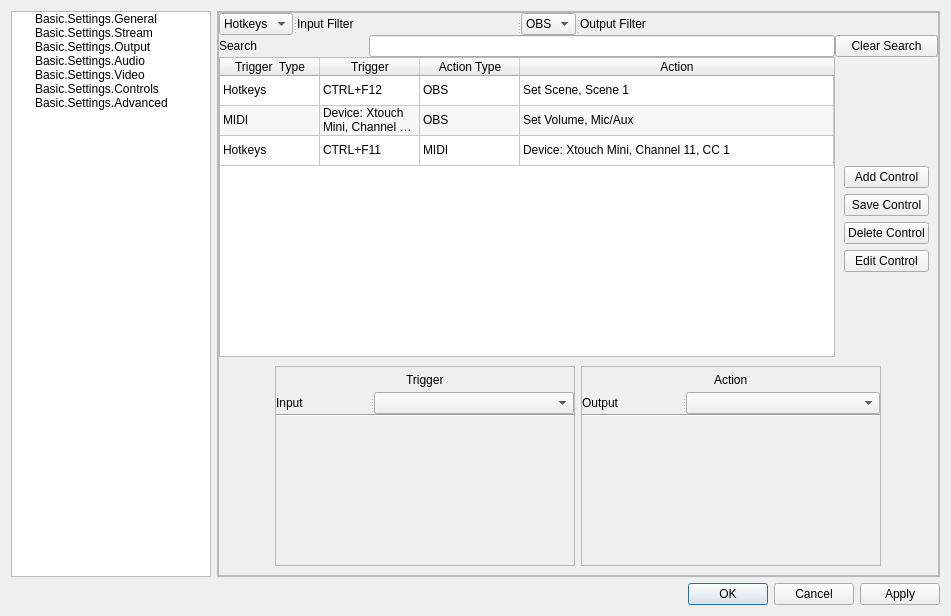
Above: UI/forms/OBSBasicSettings.ui from cpyarger/obs-studio before the change. Below: the same form after it.
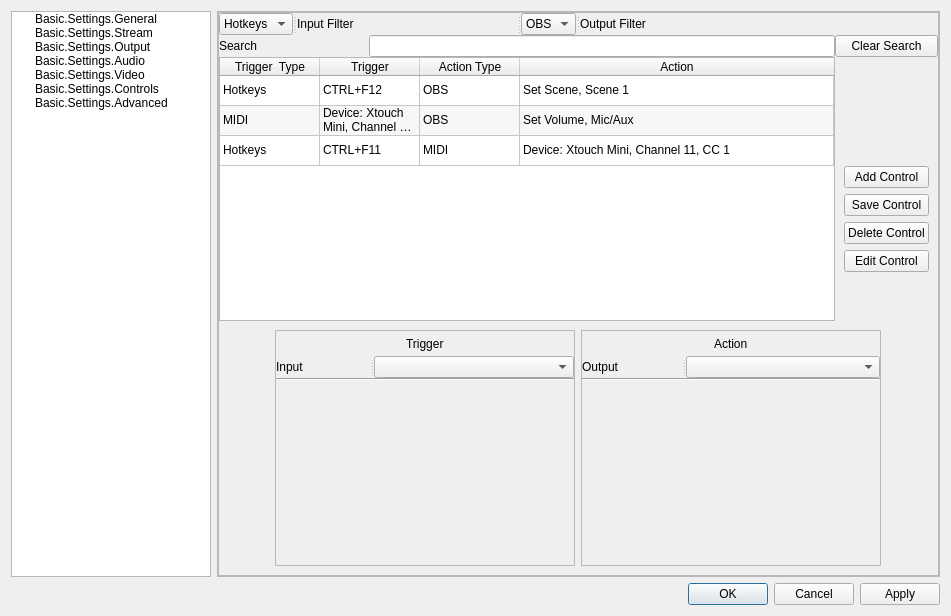
That is the form after the change. Icons and pictures are not drawn. Custom widgets are drawn as their Qt base class.

What changed in the file:
```diff
--- a/UI/forms/OBSBasicSettings.ui
+++ b/UI/forms/OBSBasicSettings.ui
@@ -4903,7 +4903,7 @@
                    <item>
                     <widget class="QFrame" name="InputFrame">
                      <property name="sizePolicy">
-                      <sizepolicy hsizetype="Preferred" vsizetype="Fixed">
+                      <sizepolicy hsizetype="Preferred" vsizetype="Preferred">
                        <horstretch>0</horstretch>
                        <verstretch>0</verstretch>
                       </sizepolicy>
@@ -4917,7 +4917,7 @@
                      <property name="maximumSize">
                       <size>
                        <width>300</width>
-                       <height>200</height>
+                       <height>400</height>
                       </size>
                      </property>
                      <property name="frameShape">
@@ -5025,7 +5025,7 @@
                    <item>
                     <widget class="QFrame" name="frame_output">
                      <property name="sizePolicy">
-                      <sizepolicy hsizetype="Preferred" vsizetype="Fixed">
+                      <sizepolicy hsizetype="Preferred" vsizetype="Preferred">
                        <horstretch>0</horstretch>
                        <verstretch>0</verstretch>
                       </sizepolicy>
@@ -5039,7 +5039,7 @@
                      <property name="maximumSize">
                       <size>
                        <width>300</width>
-                       <height>200</height>
+                       <height>400</height>
                       </size>
                      </property>
                      <property name="frameShape">
```
